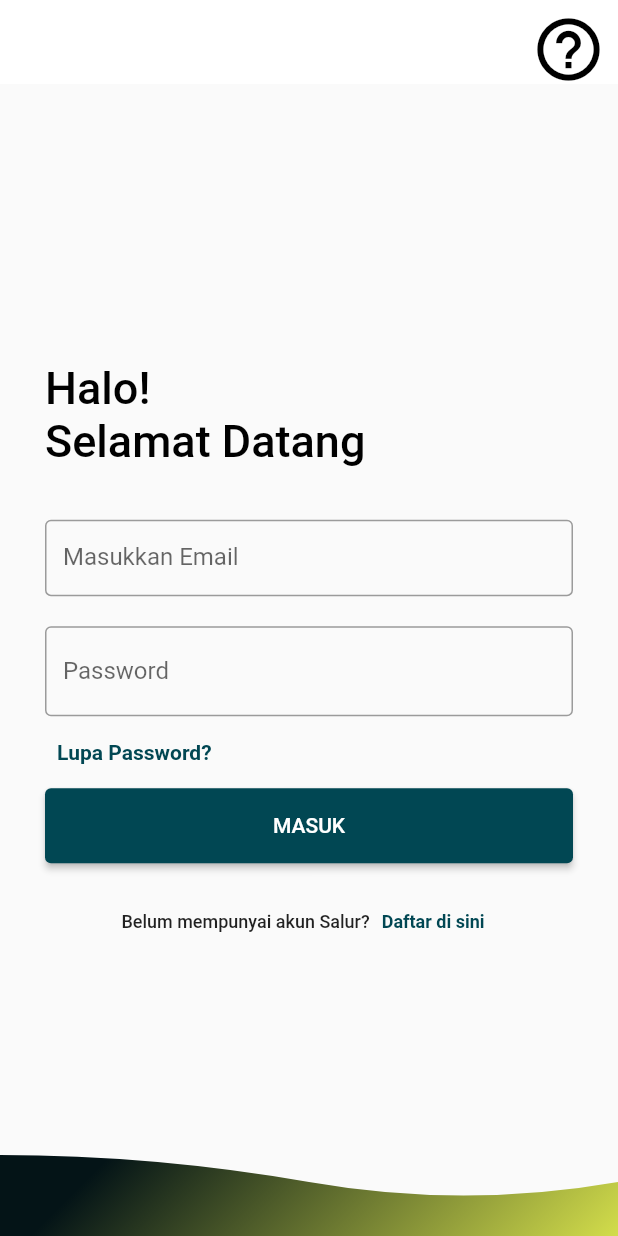
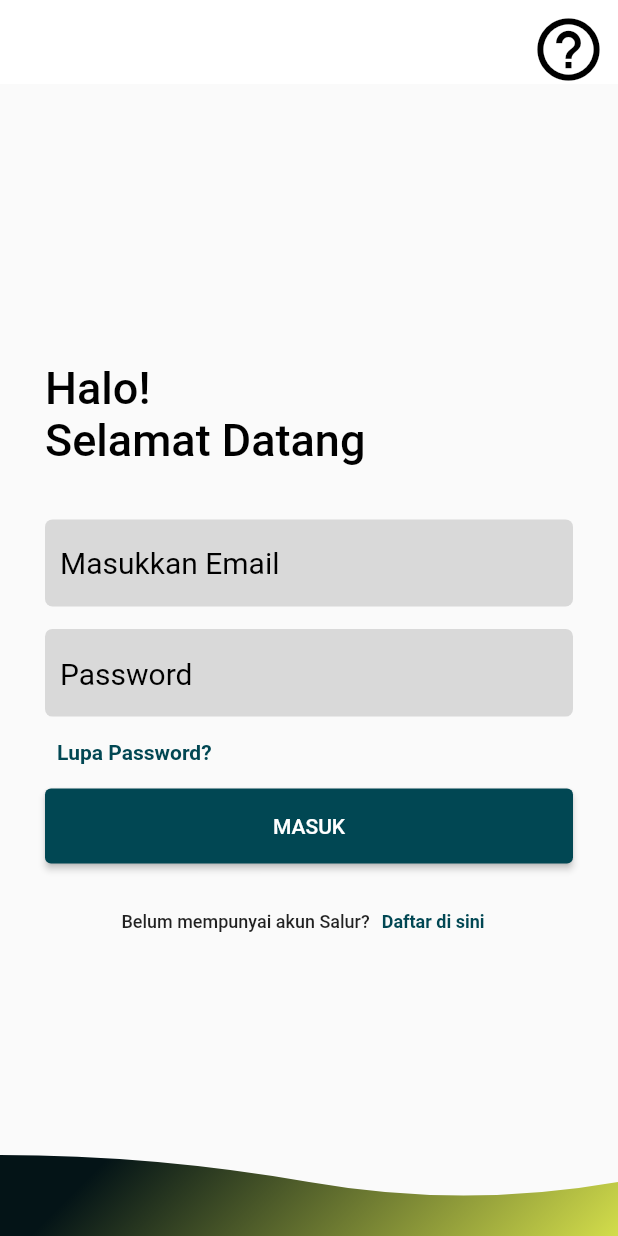
Before and after one commit to rtaruna512/tugasakhirsalur, a Flutter app: the screen it shows after launch, after a tap on "Masuk di sini", on a phone screen of 412 x 824 dp. Run offline on Flutter 3.47's test engine with Material 2 defaults, Android fonts, the light colour scheme and no system bars.

```diff
--- a/lib/beranda.dart
+++ b/lib/beranda.dart
@@ -2,9 +2,6 @@ import 'package:flutter/material.dart';
 import 'package:flutter/widgets.dart';
 import 'package:tugasakhirsalur/berandascreens/beranda_main.dart';
 import 'package:tugasakhirsalur/berandascreens/beranda_riwayat.dart';
-import 'package:tugasakhirsalur/donasimain.dart';
-import 'package:tugasakhirsalur/transfermain.dart';
-import 'package:tugasakhirsalur/widget/donasicarousel.dart';
 import 'package:flutter/services.dart';
 
 
--- a/lib/berandascreens/beranda_main.dart
+++ b/lib/berandascreens/beranda_main.dart
@@ -21,7 +21,6 @@ class _State extends State<BerandaMenuMain>{
 
   @override
   Widget build(BuildContext context) {
-    SystemChrome.setSystemUIOverlayStyle(SystemUiOverlayStyle(statusBarColor: salur1));
     return Scaffold(
       body: Padding(
           padding: EdgeInsets.all(0),
--- a/lib/login.dart
+++ b/lib/login.dart
@@ -12,10 +12,11 @@ class loginPage extends StatefulWidget {
 }
 
 class _State extends State<loginPage> {
-  TextEditingController nameController = TextEditingController();
+  TextEditingController emailController = TextEditingController();
   TextEditingController passwordController = TextEditingController();
   bool _isHidden = true;
   Color salur1 = const Color(0xff014753);
+  Color salurwidgetbg2 = const Color(0x66a7a7a7);
 
   @override
   Widget build(BuildContext context) {
@@ -59,29 +60,58 @@ class _State extends State<loginPage> {
                               fontWeight: FontWeight.w500,
                               fontSize: 30),
                         )),
-                    Container(
-                      padding: EdgeInsets.fromLTRB(30, 0, 30, 10),
+                    Padding(
+                      padding: const EdgeInsets.symmetric(horizontal: 30),
+                      child: Container(
+                        padding: EdgeInsets.fromLTRB(10, 5, 10, 5),
+                        decoration: BoxDecoration(
+                            color: salurwidgetbg2,
+                            borderRadius: BorderRadius.circular(5)
+                        ),
                         child: TextField(
-                        controller: nameController,
+                          style: TextStyle(
+                              fontSize: 20
+                          ),
+                          controller: emailController,
                           decoration: InputDecoration(
-                          border: OutlineInputBorder(),
-                          labelText: 'Masukkan Email',
-                          isDense: true,
+                            border: InputBorder.none,
+                            hintText: 'Masukkan Email',
+                            hintStyle: TextStyle(
+                                color: Colors.black,
+                                fontSize: 20
                             ),
                           ),
                         ),
-                    Container(
-                      padding: EdgeInsets.fromLTRB(30,10,30,0),
+                      ),
+                    ),
+
+                    SizedBox(height: 15,),
+
+                    Padding(
+                      padding: const EdgeInsets.symmetric(horizontal: 30),
+                      child: Container(
+                        decoration: BoxDecoration(
+                            borderRadius: BorderRadius.circular(5),
+                            color: salurwidgetbg2
+                        ),
+                        padding: EdgeInsets.fromLTRB(10, 5, 10, 5),
                         child: TextField(
                           obscureText: _isHidden,
                           controller: passwordController,
                           decoration: InputDecoration(
-                          border: OutlineInputBorder(),
-                          labelText: 'Password',
-                          isDense: true,
+                            border: InputBorder.none,
+                            hintText: 'Password',
+                            hintStyle: TextStyle(
+                                color: Colors.black,
+                                fontSize: 20
+                            ),
                             suffix: InkWell(
                               onTap: _togglePasswordView,
-                            child: Icon(Icons.visibility),
+                              child: Icon(
+                                Icons.visibility,
+                                size: 20,
+                              ),
+                            ),
                           ),
                         ),
                       ),
@@ -120,7 +150,7 @@ class _State extends State<loginPage> {
                             primary: salur1
                           ),
                           onPressed: () {
-                            print(nameController.text);
+                            print(emailController.text);
                             print(passwordController.text);
                             Navigator.push(
                                 context,
--- a/lib/main.dart
+++ b/lib/main.dart
@@ -28,15 +28,18 @@ class signupPage extends StatefulWidget {
 
 class _State extends State<signupPage> {
   TextEditingController nameController = TextEditingController();
+  TextEditingController emailController = TextEditingController();
   TextEditingController passwordController = TextEditingController();
   bool _isHidden = true;
   Color salur1 = const Color(0xff014753);
   Color gradientGLight = const Color(0xffD7E14C);
   Color gradientGdark = const Color(0xff041417);
+  Color salurwidgetbg2 = const Color(0x66a7a7a7);
 
   @override
   Widget build(BuildContext context) {
     return Scaffold(
+      resizeToAvoidBottomInset: false,
       appBar: AppBar(
         backgroundColor: Colors.white,
         elevation: 0,
@@ -86,40 +89,85 @@ class _State extends State<signupPage> {
                               fontWeight: FontWeight.w500,
                               fontSize: 15),
                         )),
-                    Container(
-                      padding: EdgeInsets.fromLTRB(30, 0, 30, 0),
+                    Padding(
+                      padding: const EdgeInsets.symmetric(horizontal: 30),
+                      child: Container(
+                        padding: EdgeInsets.fromLTRB(10, 5, 10, 5),
+                        decoration: BoxDecoration(
+                          color: salurwidgetbg2,
+                          borderRadius: BorderRadius.circular(5)
+                        ),
                         child: TextField(
+                          style: TextStyle(
+                            fontSize: 20
+                          ),
                           controller: nameController,
                           decoration: InputDecoration(
-                          border: OutlineInputBorder(),
-                          labelText: 'Masukkan Nama Lengkap',
-                          isDense: true,
+                            border: InputBorder.none,
+                            hintText: 'Masukkan Nama Lengkap',
+                            hintStyle: TextStyle(
+                              color: Colors.black,
+                              fontSize: 20
                             ),
                           ),
                         ),
-                    Container(
-                      padding: EdgeInsets.fromLTRB(30, 10, 30, 0),
+                      ),
+                    ),
+
+                    SizedBox(height: 15,),
+
+                    Padding(
+                      padding: const EdgeInsets.symmetric(horizontal: 30),
+                      child: Container(
+                        padding: EdgeInsets.fromLTRB(10, 5, 10, 5),
+                        decoration: BoxDecoration(
+                            color: salurwidgetbg2,
+                            borderRadius: BorderRadius.circular(5)
+                        ),
                         child: TextField(
-                        controller: nameController,
+                          style: TextStyle(
+                              fontSize: 20
+                          ),
+                          controller: emailController,
                           decoration: InputDecoration(
-                          border: OutlineInputBorder(),
-                          labelText: 'Masukkan Email',
-                          isDense: true,
+                            border: InputBorder.none,
+                            hintText: 'Masukkan Email',
+                            hintStyle: TextStyle(
+                                color: Colors.black,
+                                fontSize: 20
                             ),
                           ),
                         ),
-                    Container(
-                      padding: EdgeInsets.fromLTRB(30, 10, 30, 0),
+                      ),
+                    ),
+
+                    SizedBox(height: 15,),
+
+                    Padding(
+                      padding: const EdgeInsets.symmetric(horizontal: 30),
+                      child: Container(
+                        decoration: BoxDecoration(
+                          borderRadius: BorderRadius.circular(5),
+                          color: salurwidgetbg2
+                        ),
+                        padding: EdgeInsets.fromLTRB(10, 5, 10, 5),
                         child: TextField(
                           obscureText: _isHidden,
                           controller: passwordController,
                           decoration: InputDecoration(
-                          border: OutlineInputBorder(),
-                          labelText: 'Password',
-                          isDense: true,
+                            border: InputBorder.none,
+                            hintText: 'Password',
+                            hintStyle: TextStyle(
+                                color: Colors.black,
+                                fontSize: 20
+                            ),
                             suffix: InkWell(
                               onTap: _togglePasswordView,
-                            child: Icon(Icons.visibility),
+                              child: Icon(
+                                Icons.visibility,
+                                size: 20,
+                              ),
+                            ),
                           ),
                         ),
                       ),
--- a/lib/widget/backgroundpainter.dart
+++ b/lib/widget/backgroundpainter.dart
@@ -3,8 +3,6 @@ import 'package:flutter/widgets.dart';
 import 'dart:ui' as ui;
 
 class BackgroundPainter extends StatelessWidget {
-  const BackgroundPainter({Key? key}) : super(key: key);
-
   @override
   Widget build(BuildContext context) {
     return Column(
```
Lines whose indentation alone changed are shown as unchanged.
